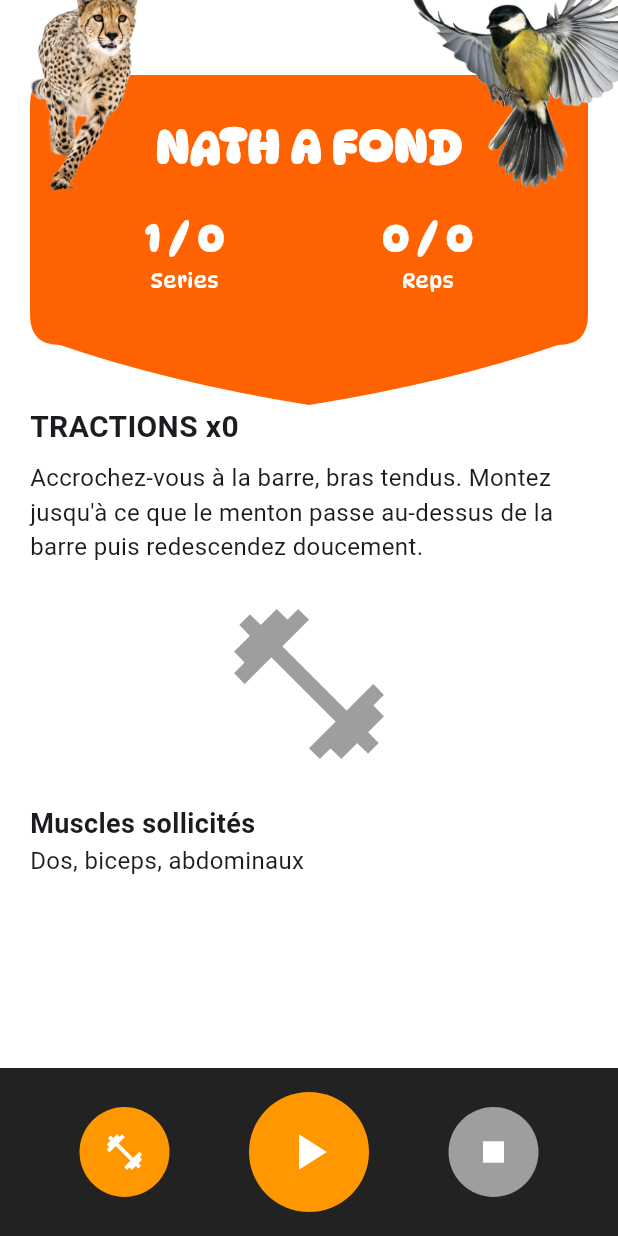
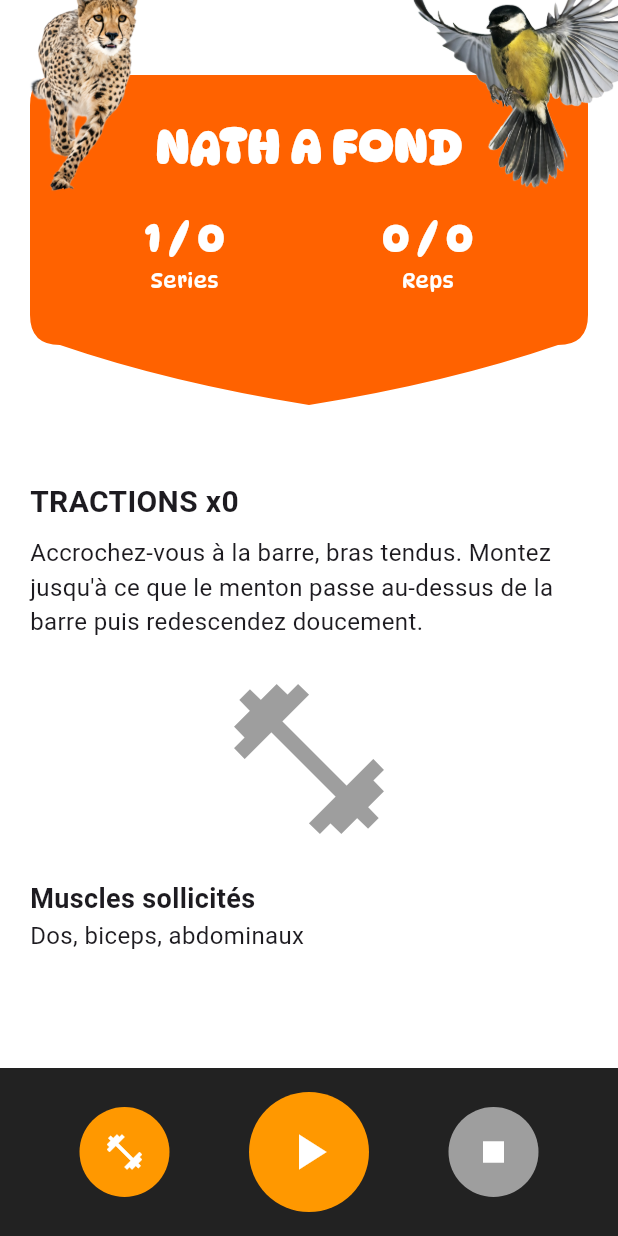
Before and after one commit to Louen12/natation, a Flutter app: the TractionPage screen opened directly with empty values, item 2 of the bottom bar chosen, after a tap on the "pause" icon, on a phone screen of 412 x 824 dp. Run offline on Flutter 3.47's test engine with Material 3 defaults, Android fonts, the phone set to English and light mode, and no system bars; our stand-ins replace flutter_map, flutter_tts, latlong2, sensors_plus.

Commit message:
refactor TractionPage to enhance structure and add TTS functionality

```diff
--- a/lib/screens/traction_page.dart
+++ b/lib/screens/traction_page.dart
@@ -1,96 +1,172 @@
 import 'dart:async';
 import 'dart:math' as math;
 import 'package:flutter/material.dart';
+import 'package:flutter_tts/flutter_tts.dart';
+
 import '../models/traction.dart';
 import '../services/traction_sensor_service.dart';
 import '../widgets/tjtq_circle_button.dart';
 import '../widgets/tjtq_card.dart';
 import '../widgets/tjtq_congrats_popup.dart';
 
-/// Machine à états pour une traction:
+/// Machine à états:
 /// idle -> descent -> bottom -> ascent -> rep validée
 enum Phase { idle, descent, bottom, ascent }
 
+/// Page de suivi des tractions.
+/// - Reçoit un [TractionPlan] depuis l'appelant (ex: main.dart).
+/// - Lit un flux capteur via [SensorService] et détecte les répétitions.
+/// - Gère la progression séries/reps, les temps de repos et des annonces vocales TTS.
+/// - Présente une carte visuelle (ExerciseCard) et un contenu défilant en arrière-plan.
 class TractionPage extends StatefulWidget {
   final TractionPlan plan;
+
   const TractionPage({super.key, required this.plan});
+
   @override
   State<TractionPage> createState() => _TractionPageState();
 }
 
 class _TractionPageState extends State<TractionPage> {
-  // Plan d’entraînement (démo)
+  // -----------------------
+  // Configuration / Plan
+  // -----------------------
+
+  /// Plan de la séance fourni par le parent.
   late TractionPlan plan;
+
+  // -----------------------
+  // Etat de séance
+  // -----------------------
+
+  int currentSet = 1;        // Série en cours (1-based)
+  int currentReps = 0;       // Répétitions validées dans la série courante
+  bool inRest = false;       // Indique si on est dans un intervalle de repos
+  int restRemaining = 0;     // Compte à rebours de repos (secondes)
+  bool isTractionRunning = false;
+
+  // -----------------------
+  // Capteurs / Signal
+  // -----------------------
+
+  /// Service capteur: vertical projeté + lissages internes.
+  final _sensor = SensorService(alphaGravity: 0.96, alphaSmooth: 0.90);
+
+  /// Abonnement au flux capteur.
+  StreamSubscription<double>? _sub;
+
+  /// Dernière valeur (utile en debug).
+  double val = 0.0;
+
+  // -----------------------
+  // FSM (détection de cycles)
+  // -----------------------
+
+  Phase _phase = Phase.idle;
+  DateTime _phaseStart = DateTime.now();      // Début de la phase courante
+  DateTime _tractionStarted = DateTime.now(); // Début de la séance (pour le laxisme)
+
+  // Seuils adaptatifs
+  double base = 0.0;      // Ligne de base glissante
+  double ampThresh = 0.6; // Amplitude minimale pour valider une rep
+  double slopeEps = 0.03; // Pente minimale pour compter une tendance
+  double downGate = -0.2; // Seuil directionnel pour déclencher la descente
+  double upGate = 0.2;    // Seuil directionnel pour déclencher la montée
+
+  // Mémoire du cycle courant
+  double minInDescent = 0.0; // Minimum observé en descente
+  double maxInAscent = 0.0;  // Maximum observé en montée
+
+  // Garde-fous anti-doublons
+  static const minBottomHold = Duration(milliseconds: 50); // Tenue minimale en bas
+  static const refractory = Duration(milliseconds: 500);   // Fenêtre réfractaire après rep
+  static const maxPhaseMs = 2500;                          // Timeout de phase
+  DateTime _bottomAt = DateTime.fromMillisecondsSinceEpoch(0);
+  DateTime _lastRep = DateTime.fromMillisecondsSinceEpoch(0);
+
+  // -----------------------
+  // Lissage (moyenne glissante) et pente
+  // -----------------------
+
+  final int _maLen = 3;    // Taille de fenêtre MA
+  final int _slopeLag = 1; // Décalage pour approximer la pente
+  final List<double> _buf = <double>[];
+  double _ma = 0.0;
+  double _maLagged = 0.0;
+
+  // Streaks de pente (filtrage oscillations)
+  int _downStreak = 0;
+  int _upStreak = 0;
+  int _needStreak = 1; // Nombre minimal d'échantillons consécutifs dans une direction
+
+  // -----------------------
+  // Repos (timer)
+  // -----------------------
+
+  Timer? _restTimer;
+
+  // -----------------------
+  // Text-to-Speech (TTS)
+  // -----------------------
+
+  final FlutterTts _tts = FlutterTts();
+  bool _ttsBusy = false;
+
+  // -----------------------
+  // Cycle de vie
+  // -----------------------
 
   @override
   void initState() {
     super.initState();
     plan = widget.plan;
+    _initTts();
   }
-
-  // Etat courant de la séance
-  int currentSet = 1;        // série en cours (1-based)
-  int currentReps = 0;       // reps validées dans la série courante
-  bool inRest = false;       // vrai pendant le repos entre séries
-  int restRemaining = 0;     // secondes restantes de repos
-  bool isTractionRunning = false;
-
-  // Service capteurs: vertical projeté + lissage interne
-  final _sensor = SensorService(alphaGravity: 0.96, alphaSmooth: 0.90);
-  StreamSubscription<double>? _sub;
-
-  // Dernière valeur brute/smoothed pour debug
-  double val = 0.0;
-
-  // Machine à états
-  Phase _phase = Phase.idle;
-  DateTime _phaseStart = DateTime.now();     // début de la phase courante
-  DateTime _tractionStarted = DateTime.now(); // début de la séance (pour le laxisme)
-
-  // Seuils adaptatifs (coeur du comptage)
-  double base = 0.0;       // ligne de base glissante
-  double ampThresh = 0.6;  // amplitude minimale pour valider une rep
-  double slopeEps = 0.03;  // pente minimale pour compter trend up/down
-  double downGate = -0.2;  // seuil de démarrage descente
-  double upGate = 0.2;     // seuil de démarrage montée
-
-  // Mémoire du cycle courant
-  double minInDescent = 0.0; // minimum vu en descente
-  double maxInAscent = 0.0;  // maximum vu en montée
-
-  // Anti-doublons et garde-fous
-  static const minBottomHold = Duration(milliseconds: 50); // micro-pause en bas
-  static const refractory = Duration(milliseconds: 500);   // anti-double comptage
-  static const maxPhaseMs = 2500;                          // timeout d’une phase
-  DateTime _bottomAt = DateTime.fromMillisecondsSinceEpoch(0);
-  DateTime _lastRep = DateTime.fromMillisecondsSinceEpoch(0);
-
-  // Timer de repos entre séries
-  Timer? _restTimer;
-
-  // Lissage simple (moyenne glissante + décalage pour pente)
-  final int _maLen = 3;          // taille de fenêtre MA
-  final int _slopeLag = 1;       // décalage pour approx. la pente
-  final List<double> _buf = <double>[]; // buffer des dernières valeurs
-  double _ma = 0.0;              // moyenne courante
-  double _maLagged = 0.0;        // moyenne décalée
-
-  // Streaks de pente pour filtrer les micro-oscillations
-  int _downStreak = 0;
-  int _upStreak = 0;
-  int _needStreak = 1; // nombre min. d’échantillons consécutifs dans un sens
 
   @override
   void dispose() {
     _sub?.cancel();
     _restTimer?.cancel();
+    _tts.stop();
     super.dispose();
   }
 
-  // -------- Calibration --------
-  // Capture un court échantillon à l’arrêt pour estimer:
-  // - base (ligne de base)
-  // - amplitude et seuils directionnels en fonction du bruit (sigma)
+  // -----------------------
+  // Initialisation TTS
+  // -----------------------
+
+  Future<void> _initTts() async {
+    await _tts.setLanguage("fr-FR");
+    await _tts.setSpeechRate(0.45);
+    await _tts.setPitch(1.0);
+    await _tts.setVolume(1.0);
+    // Évite chevauchements
+    try {
+      await _tts.awaitSpeakCompletion(true);
+    } catch (_) {
+    }
+  }
+
+  Future<void> _speak(String text) async {
+    if (_ttsBusy) return;
+    _ttsBusy = true;
+    try {
+      await _tts.stop();
+      await _tts.speak(text);
+    } finally {
+      _ttsBusy = false;
+    }
+  }
+
+  // -----------------------
+  // Calibration capteur
+  // -----------------------
+
+  /// Échantillonne brièvement à l'arrêt pour estimer:
+  /// - base (ligne de base),
+  /// - seuils directionnels (downGate/upGate),
+  /// - amplitude cible (ampThresh),
+  /// en fonction du bruit mesuré (sigma).
   Future<void> _calibrate() async {
     final samples = <double>[];
     final sub = _sensor.verticalStream().listen(samples.add);
@@ -98,12 +174,10 @@ class _TractionPageState extends State<TractionPage> {
     await sub.cancel();
     if (samples.isEmpty) return;
 
-    // moyenne et écart-type approximatifs
     final mu = samples.reduce((a, b) => a + b) / samples.length;
     final varSum = samples.fold<double>(0.0, (s, v) => s + (v - mu) * (v - mu));
     final sigma = math.sqrt(varSum / samples.length);
 
-    // seuils basés sur le bruit mesuré
     base = mu;
     final gate = math.max(0.15, sigma * 1.2);
     downGate = -gate;
@@ -113,9 +187,12 @@ class _TractionPageState extends State<TractionPage> {
     _needStreak = 1;
   }
 
-  // -------- Laxisme progressif --------
-  // Assouplit les seuils au début de séance pour éviter la rep "perdue"
-  // Retourne un facteur k dans [0.5; 1.0] multipliant les seuils.
+  // -----------------------
+  // Laxisme progressif (assouplissement des seuils au démarrage)
+  // -----------------------
+
+  /// Retourne un facteur k dans [0.5; 1.0] appliqué aux seuils pour faciliter
+  /// les premières répétitions et éviter une rep "perdue" au début.
   double _leniencyScale() {
     final since = DateTime.now().difference(_tractionStarted);
     if (since < const Duration(seconds: 25) && currentReps < 2) return 0.5;
@@ -123,9 +200,15 @@ class _TractionPageState extends State<TractionPage> {
     return 1.0;
   }
 
-  // -------- Contrôles séance --------
-  void _startTraction() async {
-    // Remise à zéro de la séance
+  // -----------------------
+  // Contrôles de séance
+  // -----------------------
+
+  /// Démarre une séance:
+  /// - réinitialise les compteurs,
+  /// - calibre,
+  /// - lance l'écoute capteur.
+  Future<void> _startTraction() async {
     setState(() {
       isTractionRunning = true;
       currentSet = 1;
@@ -137,14 +220,15 @@ class _TractionPageState extends State<TractionPage> {
       _tractionStarted = DateTime.now();
     });
 
-    await _calibrate(); // calibrage initial
-    _startSensor();     // démarrage du flux capteur
+    await _calibrate();
+    _speak("Séance démarrée.");
+    _startSensor();
   }
 
+  /// Arrête la séance et remet l'état à zéro.
   void _stopTraction() {
     _sub?.cancel();
     _restTimer?.cancel();
-    // Retour à l’état initial
     setState(() {
       isTractionRunning = false;
       currentSet = 1;
@@ -154,9 +238,13 @@ class _TractionPageState extends State<TractionPage> {
       _phase = Phase.idle;
       _phaseStart = DateTime.now();
     });
+    _speak("Séance arrêtée.");
   }
 
-  // Moyenne glissante + moyenne décalée pour approximer la pente
+  // -----------------------
+  // Lissage et pente (MA + moyenne décalée)
+  // -----------------------
+
   double _updateMA(double v) {
     _buf.add(v);
     if (_buf.length > _maLen) _buf.removeAt(0);
@@ -173,7 +261,10 @@ class _TractionPageState extends State<TractionPage> {
     return _ma;
   }
 
-  // Démarre l’écoute capteur et la logique de détection de reps
+  // -----------------------
+  // Ecoute capteur et FSM
+  // -----------------------
+
   void _startSensor() {
     _sub?.cancel();
 
@@ -187,13 +278,13 @@ class _TractionPageState extends State<TractionPage> {
     _upStreak = 0;
 
     _sub = _sensor.verticalStream().listen((vRaw) {
+      if (inRest) return; // Ignore pendant le repos
       val = vRaw;
-      if (inRest) return; // ignore les données pendant le repos
 
-      // Mise à jour lente de la base pour suivre une dérive éventuelle
+      // Mise à jour lente de la base
       base = base * 0.995 + val * 0.005;
 
-      // Lissage + pente
+      // Lissage et pente
       final currentMA = _updateMA(val);
       final slope = currentMA - _maLagged;
 
@@ -207,12 +298,12 @@ class _TractionPageState extends State<TractionPage> {
       final aThresh = ampThresh * k;
       final sEps = slopeEps * k;
 
-      // Réfractaire ajusté et timeout de phase ajusté
+      // Fenêtre réfractaire et timeout de phase ajustés au laxisme
       final refracMs = (refractory.inMilliseconds * (0.5 + 0.5 * k)).round();
       final refractoryNow = Duration(milliseconds: refracMs);
       final maxPhaseNow = (maxPhaseMs * (1.0 + (1.0 - k))).round();
 
-      // Comptage des streaks de pente
+      // Streaks de pente
       if (slope < -sEps) {
         _downStreak++;
         _upStreak = 0;
@@ -227,7 +318,7 @@ class _TractionPageState extends State<TractionPage> {
       // Machine à états
       switch (_phase) {
         case Phase.idle:
-        // Début de descente si on passe sous le seuil bas
+        // Début de descente si passage sous le seuil bas
           if ((currentMA - base) < gDown && _downStreak >= _needStreak) {
             _phase = Phase.descent;
             _phaseStart = now;
@@ -240,7 +331,7 @@ class _TractionPageState extends State<TractionPage> {
         // Suivi du minimum pendant la descente
           if (currentMA < minInDescent) minInDescent = currentMA;
 
-          // Passage en bas lorsque la pente s’inverse (streak up)
+          // Passage en bas: inversion de pente (streak up)
           if (_upStreak >= _needStreak) {
             _phase = Phase.bottom;
             _phaseStart = now;
@@ -248,12 +339,12 @@ class _TractionPageState extends State<TractionPage> {
             _upStreak = 0;
           }
 
-          // Sécurité: on annule si la phase dure trop longtemps
+          // Sécurité: annule si la phase dure trop longtemps
           if (dtMs > maxPhaseNow) _resetToIdle(now);
           break;
 
         case Phase.bottom:
-        // Petite tenue en bas + départ de montée au-dessus du seuil haut
+        // Tenue minimale en bas + départ de montée au-dessus du seuil haut
           if (now.difference(_bottomAt) >= minBottomHold &&
               (currentMA - base) > gUp &&
               _upStreak >= _needStreak) {
@@ -269,51 +360,55 @@ class _TractionPageState extends State<TractionPage> {
         // Suivi du maximum pendant la montée
           if (currentMA > maxInAscent) maxInAscent = currentMA;
 
-          // Fin de montée: soit pente qui repasse à la baisse, soit retour sous moitié du seuil haut
+          // Fin de montée:
+          // - pente qui repasse à la baisse, ou
+          // - retour sous la moitié du seuil haut
           final ascentDone =
               _downStreak >= _needStreak || (currentMA - base) < (gUp * 0.5);
 
           if (ascentDone) {
-            // Amplitude du cycle courant
+            // Amplitude observée sur le cycle courant
             final amp = (maxInAscent - minInDescent).abs();
 
-            // Seuil "soft" plus indulgent au démarrage
+            // Seuil "soft" plus indulgent si k < 1.0
             final softRatio = (k < 1.0) ? 0.40 : 0.60;
             final reachedMain = amp >= aThresh;
             final reachedSoft = amp >= aThresh * softRatio;
 
-            // Anti-double comptage
+            // Anti double-comptage via fenêtre réfractaire
             final refractoryOk = now.difference(_lastRep) >= refractoryNow;
 
-            // Validation de la rep
+            // Validation de la répétition
             if ((reachedMain || reachedSoft) && refractoryOk) {
               _lastRep = now;
               setState(() => currentReps++);
 
-              // Adaptation de l’amplitude de référence et de la base
+              // Adaptation de l'amplitude de référence et de la base
               final target = math.max(ampThresh * 0.85, amp);
               ampThresh = 0.6 * ampThresh + 0.4 * target;
               base = base * 0.9 + ((minInDescent + maxInAscent) / 2.0) * 0.1;
 
-              // Fin de série
+              // Fin de série si quota atteint
               if (currentReps >= plan.repsPerSet) {
                 _onSetFinished();
                 return;
               }
             }
-            // Retour à l’état idle pour un nouveau cycle
+
+            // Nouveau cycle
             _resetToIdle(now);
           }
+
           if (dtMs > maxPhaseNow) _resetToIdle(now);
           break;
       }
 
-      // Rafraîchit l’UI (affichage debug, compteurs)
+      // Rafraîchit l'UI (compteurs)
       setState(() {});
     });
   }
 
-  // Remise à zéro de la FSM et des marqueurs entre cycles
+  /// Remise à zéro de la FSM et des marqueurs de cycle.
   void _resetToIdle(DateTime now) {
     _phase = Phase.idle;
     _phaseStart = now;
@@ -323,10 +418,13 @@ class _TractionPageState extends State<TractionPage> {
     _upStreak = 0;
   }
 
-  // Fin d’une série: soit fin de séance, soit démarrage du repos
+  /// Fin de série:
+  /// - si dernière série: affiche le popup et annonce la fin de séance,
+  /// - sinon: lance le repos et annonce sa durée.
   void _onSetFinished() {
     _sub?.cancel();
     if (currentSet >= plan.sets) {
+      _speak("Séance terminée. Bravo !");
       showModalBottomSheet(
         context: context,
         isDismissible: false,
@@ -342,12 +440,13 @@ class _TractionPageState extends State<TractionPage> {
         ),
       );
     } else {
+      _speak("Série $currentSet terminée. Repos de ${plan.restSeconds} secondes.");
       _startRest();
     }
   }
 
-
-  // Lance le repos entre deux séries
+  /// Démarre le repos entre deux séries avec un compte à rebours.
+  /// Annonce les 3 dernières secondes puis la reprise.
   void _startRest() {
     setState(() {
       inRest = true;
@@ -357,6 +456,12 @@ class _TractionPageState extends State<TractionPage> {
 
     _restTimer = Timer.periodic(const Duration(seconds: 1), (t) {
       setState(() => restRemaining--);
+
+      // Annonce des 3 dernières secondes
+      if (restRemaining == 3 || restRemaining == 2 || restRemaining == 1) {
+        _speak("$restRemaining");
+      }
+
       if (restRemaining <= 0) {
         t.cancel();
         setState(() {
@@ -366,50 +471,32 @@ class _TractionPageState extends State<TractionPage> {
           _phase = Phase.idle;
           _phaseStart = DateTime.now();
         });
+        _speak("Reprise. Série $currentSet.");
         _startSensor();
       }
     });
   }
 
-  // -------- UI --------
+  // -----------------------
+  // UI
+  // -----------------------
+
   @override
   Widget build(BuildContext context) {
-    // Remarque: pour que le contenu "passe sous" la carte découpée,
-    // préférer une mise en page en Stack (ListView en fond, carte au-dessus).
     return Scaffold(
       backgroundColor: Colors.white,
       body: SafeArea(
-        child: Column(
+        child: Stack(
           children: [
-            // Carte d’exercice (forme personnalisée via ClipPath)
-            Padding(
-              padding: const EdgeInsets.only(top: 50),
-              child: ExerciseCard(
-                title: "NATH A FOND",
-                bestTime: null,
-                time: null,
-                repetitions: currentReps,
-                series: currentSet,
-                totalRepetitions: plan.repsPerSet,
-                totalSeries: plan.sets,
-                repos: restRemaining, // si le widget l’affiche
-                leftImage: "assets/images/guepard.png",
-                rightImage: "assets/images/mesange.png",
-              ),
-            ),
-
-            // Contenu défilant de la page
-            Expanded(
-              child: Padding(
-                padding: const EdgeInsets.symmetric(horizontal: 20),
+            // 1) Contenu de fond
+            Positioned.fill(
               child: ListView(
+                padding: const EdgeInsets.symmetric(horizontal: 20)
+                    .copyWith(top: 320, bottom: 120), // Laisse la place carte et au footer
                 children: [
                   Text(
                     "TRACTIONS x${plan.repsPerSet}",
-                      style: const TextStyle(
-                        fontSize: 20,
-                        fontWeight: FontWeight.bold,
-                      ),
+                    style: const TextStyle(fontSize: 20, fontWeight: FontWeight.bold),
                   ),
                   const SizedBox(height: 8),
                   const Text(
@@ -420,16 +507,12 @@ class _TractionPageState extends State<TractionPage> {
                   ),
                   const SizedBox(height: 20),
                   Center(
-                      child: Icon(Icons.fitness_center,
-                          size: 120, color: Colors.grey),
+                    child: Icon(Icons.fitness_center, size: 120, color: Colors.grey),
                   ),
                   const SizedBox(height: 20),
                   const Text(
                     "Muscles sollicités",
-                      style: TextStyle(
-                        fontSize: 18,
-                        fontWeight: FontWeight.bold,
-                      ),
+                    style: TextStyle(fontSize: 18, fontWeight: FontWeight.bold),
                   ),
                   const Text(
                     "Dos, biceps, abdominaux",
@@ -439,10 +522,30 @@ class _TractionPageState extends State<TractionPage> {
                 ],
               ),
             ),
+
+            // 2) Carte d'exercice au-dessus
+            Positioned(
+              top: 50,
+              left: 0,
+              right: 0,
+              child: ExerciseCard(
+                title: "NATH A FOND",
+                bestTime: null,
+                time: null,
+                repetitions: currentReps,
+                series: currentSet,
+                totalRepetitions: plan.repsPerSet,
+                totalSeries: plan.sets,
+                repos: restRemaining,
+                leftImage: "assets/images/guepard.png",
+                rightImage: "assets/images/mesange.png",
+              ),
             ),
 
-            // Barre d’actions en bas
-            Container(
+            // 3) Barre d’actions en bas
+            Align(
+              alignment: Alignment.bottomCenter,
+              child: Container(
                 color: Colors.black87,
                 padding: const EdgeInsets.symmetric(vertical: 16),
                 child: Row(
@@ -467,6 +570,7 @@ class _TractionPageState extends State<TractionPage> {
                   ],
                 ),
               ),
+            ),
           ],
         ),
       ),
```
Lines whose indentation alone changed are shown as unchanged.
